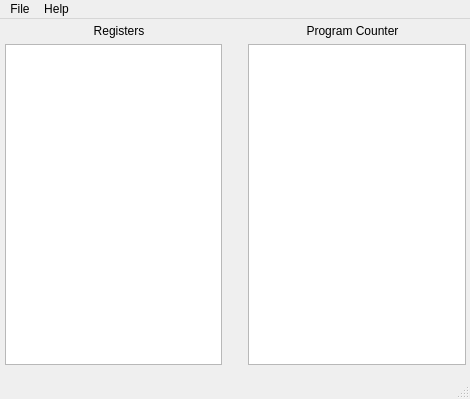
First picture: the form in gbdynbintrans/mainwindow.ui, repository FizzyGalacticus/gbdynbintrans, before the edit.
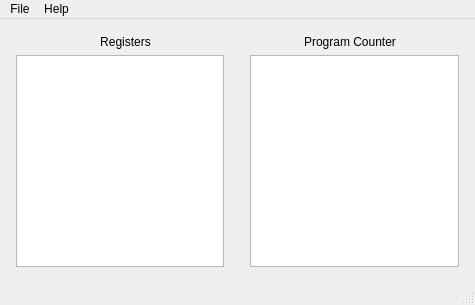
Second picture: the form after the edit.

Commit message: Made layout auto resize with window.

Diff of the .ui file:
```diff
--- a/gbdynbintrans/mainwindow.ui
+++ b/gbdynbintrans/mainwindow.ui
@@ -6,23 +6,16 @@
    <rect>
     <x>0</x>
     <y>0</y>
-    <width>470</width>
-    <height>399</height>
+    <width>475</width>
+    <height>305</height>
    </rect>
   </property>
   <property name="windowTitle">
    <string>MainWindow</string>
   </property>
   <widget class="QWidget" name="centralWidget">
-   <widget class="QWidget" name="verticalLayoutWidget">
-    <property name="geometry">
-     <rect>
-      <x>0</x>
-      <y>0</y>
-      <width>471</width>
-      <height>351</height>
-     </rect>
-    </property>
+   <layout class="QGridLayout" name="gridLayout_2">
+    <item row="0" column="0">
     <layout class="QVBoxLayout" name="verticalLayout" stretch="0,0">
      <property name="leftMargin">
       <number>5</number>
@@ -61,11 +54,11 @@
       </layout>
      </item>
      <item>
-      <layout class="QHBoxLayout" name="horizontalLayout">
-       <item>
+       <layout class="QGridLayout" name="gridLayout">
+        <item row="0" column="0">
         <widget class="QListWidget" name="registerListWidget"/>
        </item>
-       <item>
+        <item row="0" column="1">
         <spacer name="verticalSpacer">
          <property name="orientation">
           <enum>Qt::Vertical</enum>
@@ -78,7 +71,7 @@
          </property>
         </spacer>
        </item>
-       <item>
+        <item row="0" column="2">
         <widget class="QTextEdit" name="programCounterTextEdit">
          <property name="readOnly">
           <bool>true</bool>
@@ -88,14 +81,15 @@
       </layout>
      </item>
     </layout>
-   </widget>
+    </item>
+   </layout>
   </widget>
   <widget class="QMenuBar" name="menuBar">
    <property name="geometry">
     <rect>
      <x>0</x>
      <y>0</y>
-     <width>470</width>
+     <width>475</width>
      <height>21</height>
     </rect>
    </property>
```
Lines whose indentation alone changed are shown as unchanged.
